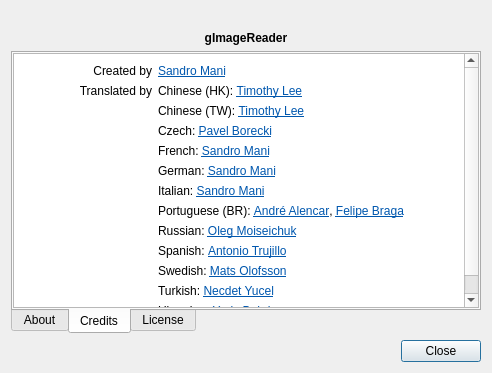
This is qt/data/AboutDialog.ui in manisandro/gImageReader as Qt 5 draws it before an edit. The edited form follows.
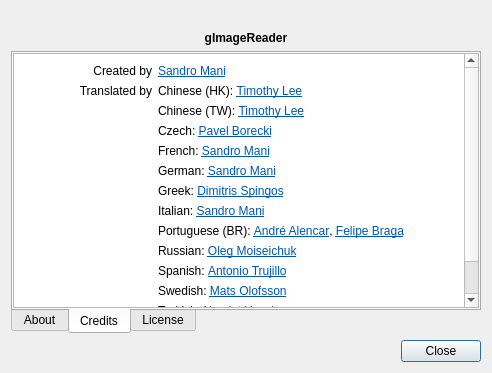
This is the edited form. The open tabs and pages were chosen to show the change. Icons and pictures are not drawn.

Commit message: Add greek translation

Patch:
```diff
--- a/qt/data/AboutDialog.ui
+++ b/qt/data/AboutDialog.ui
@@ -163,6 +163,10 @@
 &lt;tr&gt;
 &lt;td&gt;&lt;/td&gt;
 &lt;td&gt;
+&lt;p style=&quot; margin-top:12px; margin-bottom:12px; margin-left:0px; margin-right:0px; -qt-block-indent:0; text-indent:0px;&quot;&gt;Greek: &lt;a href=&quot;mailto:dmtrs32@gmail.com&quot;&gt;&lt;span style=&quot; text-decoration: underline; color:#0057ae;&quot;&gt;Dimitris Spingos&lt;/span&gt;&lt;/a&gt;&lt;/p&gt;&lt;/td&gt;&lt;/tr&gt;
+&lt;tr&gt;
+&lt;td&gt;&lt;/td&gt;
+&lt;td&gt;
 &lt;p style=&quot; margin-top:12px; margin-bottom:12px; margin-left:0px; margin-right:0px; -qt-block-indent:0; text-indent:0px;&quot;&gt;Italian: &lt;a href=&quot;mailto:manisandro@gmail.com&quot;&gt;&lt;span style=&quot; text-decoration: underline; color:#0057ae;&quot;&gt;Sandro Mani&lt;/span&gt;&lt;/a&gt;&lt;/p&gt;&lt;/td&gt;&lt;/tr&gt;
 &lt;tr&gt;
 &lt;td&gt;&lt;/td&gt;
```
The commit also changes 3 other files.
